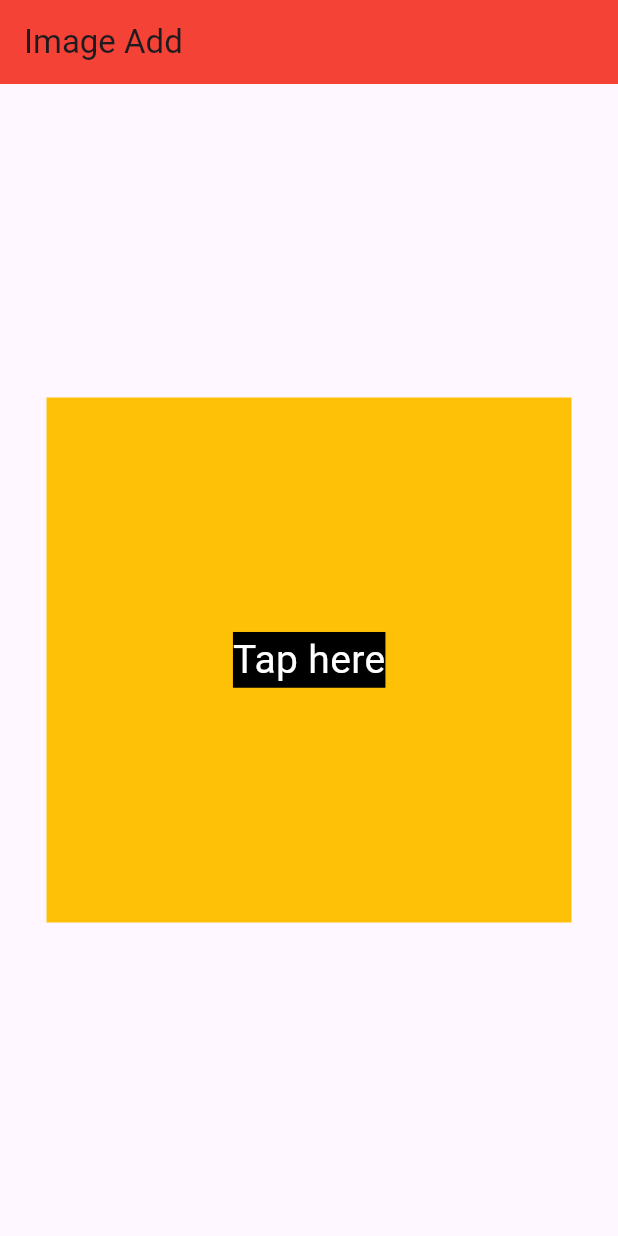
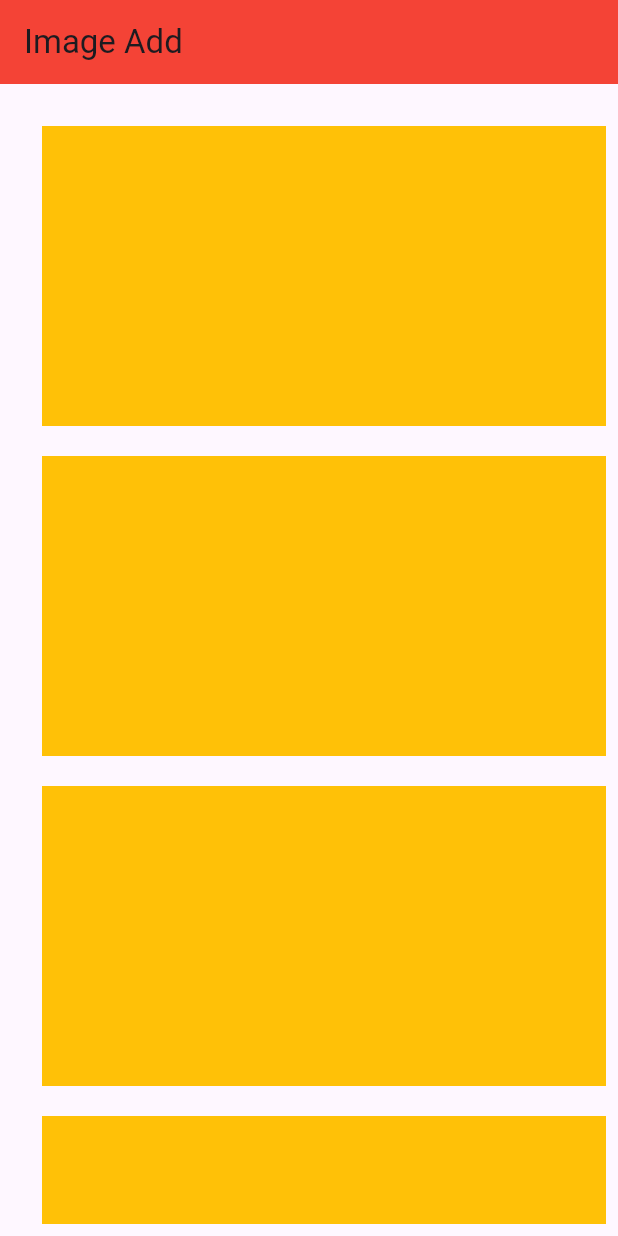
Before and after one commit to refatkhan/Flutter-Widgets-Practice, a Flutter app: the screen it shows after launch, on a phone screen of 412 x 824 dp. Run offline on Flutter 3.47's test engine with Material 3 defaults, Android fonts, the phone set to English and light mode, and no system bars.

Commit message:
scrollview option

```diff
--- a/lib/main.dart
+++ b/lib/main.dart
@@ -13,7 +13,6 @@ class MyApp extends StatelessWidget {
       title: 'Flutter Demo',
       debugShowCheckedModeBanner: false,
       theme: ThemeData(
-
         colorScheme: ColorScheme.fromSeed(seedColor: Colors.deepPurple),
         useMaterial3: true,
       ),
@@ -25,7 +24,6 @@ class MyApp extends StatelessWidget {
 class MyHomePage extends StatefulWidget {
   const MyHomePage({super.key, required this.title});
 
-
   final String title;
 
   @override
@@ -33,36 +31,83 @@ class MyHomePage extends StatefulWidget {
 }
 
 class _MyHomePageState extends State<MyHomePage> {
-
   @override
   Widget build(BuildContext context) {
+    return Scaffold(
+        appBar: AppBar(
+          title: const Text("Image Add"),
+          backgroundColor: Colors.red,
+        ),
+
+        body: Padding(
+          padding: const EdgeInsets.all(8.0),
+
+          child: SingleChildScrollView(
+            child: Column(
+              children: [
+                Container(
+                  height: 200,
+                  color: Colors.amber,
+                  margin: EdgeInsets.only(top: 20, left: 20),
+                ),
+                Container(
+                  height: 200,
+                  color: Colors.amber,
+                  margin: EdgeInsets.only(top: 20, left: 20),
+                ),
+                Container(
+                  height: 200,
+                  color: Colors.amber,
+                  margin: EdgeInsets.only(top: 20, left: 20),
+                ),
+                Container(
+                  height: 200,
+                  color: Colors.amber,
+                  margin: EdgeInsets.only(top: 20, left: 20),
+                ),
+                Container(
+                  height: 200,
+                  color: Colors.amber,
+                  margin: EdgeInsets.only(top: 20, left: 20),
+                ),
+                Container(
+                  height: 200,
+                  color: Colors.amber,
+                  margin: EdgeInsets.only(top: 20, left: 20),
+                ),
+              ],
+
+            ),
+          ),
+        )
 
 
-    return Scaffold(
-      appBar: AppBar(
-
-        title: Text("Image Add"),
-        backgroundColor: Colors.red,
-      ),
-body:Center(
-    child: InkWell(
-      onTap: (){
-        print('tap on container');
-      },
-      onDoubleTap: (){
-        print('nais double touch');
-      },
-      child: Container(
-        width: 350,
-        height: 350,
-        color: Colors.amber,
-        child: InkWell( onTap: (){
-          print('clicked at text');
-        }, child: Center(child: Text('Tap here',style: TextStyle(fontSize: 26,backgroundColor: Colors.black,color: Colors.white),))),
-
-      ),
-    )
-)
+        // body: Center(
+        //     child: InkWell(
+        //   onTap: () {
+        //     print('tap on container');
+        //   },
+        //   onDoubleTap: () {
+        //     print('nais double touch');
+        //   },
+        //   child: Container(
+        //     width: 350,
+        //     height: 350,
+        //     color: Colors.amber,
+        //     child: InkWell(
+        //         onTap: () {
+        //           print('clicked at text');
+        //         },
+        //         child: const Center(
+        //             child: Text(
+        //           'Tap here',
+        //           style: TextStyle(
+        //               fontSize: 26,
+        //               backgroundColor: Colors.black,
+        //               color: Colors.white),
+        //         ))),
+        //   ),
+        // ))
 
         // body: Container(
         //    width: 300,
@@ -103,8 +148,6 @@ body:Center(
         //
         //  )
 
-
-
         );
   }
 }
```
Lines whose indentation alone changed are shown as unchanged.
